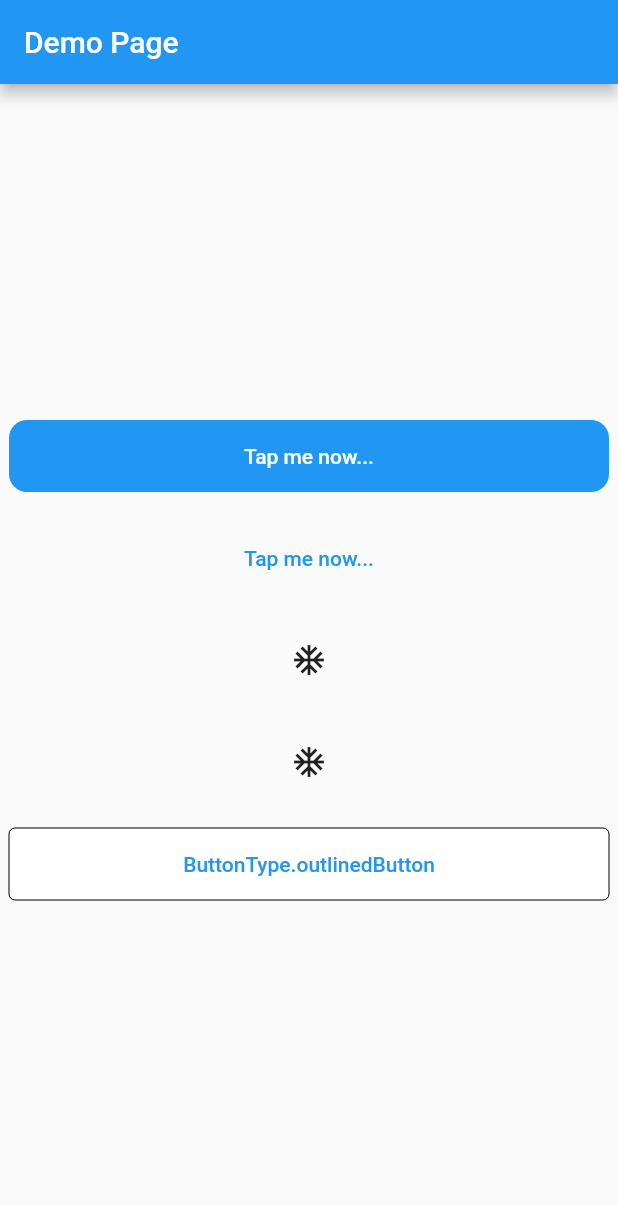
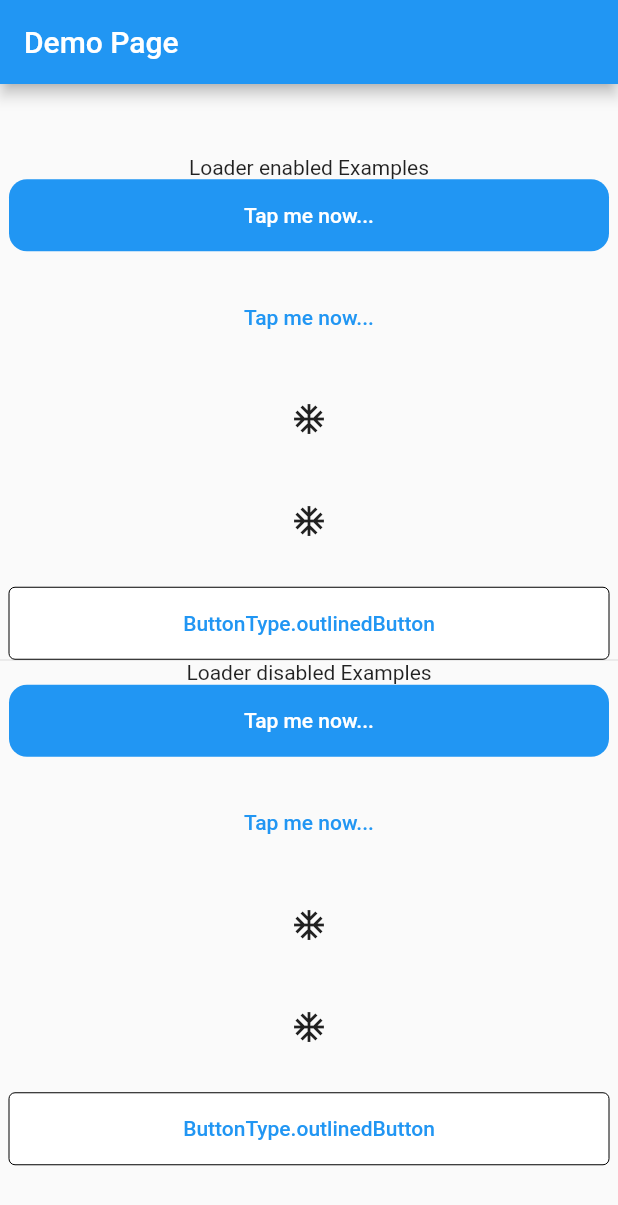
Before and after one commit to ekoRemDev/single_tapable_button, a Flutter app: the screen it shows after launch, on a phone screen of 412 x 824 dp. Shown: the top 1205 px of the screen. Run offline on Flutter 3.47's test engine with Material 2 defaults, Android fonts, the phone set to English and light mode, and no system bars.

Commit message:
loader can be enabled/disabled

```diff
--- a/example/lib/main.dart
+++ b/example/lib/main.dart
@@ -43,6 +43,7 @@ class _MyHomePageState extends State<MyHomePage> {
       body: Column(
         mainAxisAlignment: MainAxisAlignment.center,
         children: [
+          const Text('Loader enabled Examples'),
           Center(
             child: SingleTapableButton(
               buttonType: ButtonType.elevatedButton,
@@ -164,6 +165,135 @@ class _MyHomePageState extends State<MyHomePage> {
               },
             ),
           ),
+
+          const Divider(height: 1,),
+          const Text('Loader disabled Examples'),
+          Center(
+            child: SingleTapableButton(
+              buttonType: ButtonType.elevatedButton,
+              width: 400,
+              isLoaderEnabled: false,
+              child: const Text('Tap me now...'),
+              onPressed: (StreamSink<bool> canBePressed) async {
+                // Do whatever has to be done
+
+                if (kDebugMode) {
+                  print('Button is pressed');
+                }
+
+                // we are doing api call and it takes time
+
+                // Make button tappable again
+                Future.delayed(
+                  const Duration(milliseconds: 2000),
+                      () => canBePressed.add(true),
+                );
+                // canBePressed.add(true);
+              },
+            ),
+          ),
+          const SizedBox(height: 20),
+          Center(
+            child: SingleTapableButton(
+              buttonType: ButtonType.textButton,
+              width: 400,
+              isLoaderEnabled: false,
+              child: const Text('Tap me now...'),
+              onPressed: (StreamSink<bool> canBePressed) async {
+                // Do whatever has to be done
+
+                if (kDebugMode) {
+                  print('Button is pressed');
+                }
+
+                // we are doing api call and it takes time
+
+                // Make button tappable again
+                Future.delayed(
+                  const Duration(milliseconds: 2000),
+                      () => canBePressed.add(true),
+                );
+                // canBePressed.add(true);
+              },
+            ),
+          ),
+          const SizedBox(height: 20),
+          Center(
+            child: SingleTapableButton(
+              buttonType: ButtonType.iconButton,
+              width: 40,
+              isLoaderEnabled: false,
+              icon: const Icon(Icons.ac_unit),
+              onPressed: (StreamSink<bool> canBePressed) async {
+                // Do whatever has to be done
+
+                if (kDebugMode) {
+                  print('Button is pressed');
+                }
+
+                // we are doing api call and it takes time
+
+                // Make button tappable again
+                Future.delayed(
+                  const Duration(milliseconds: 2000),
+                      () => canBePressed.add(true),
+                );
+                // canBePressed.add(true);
+              },
+            ),
+          ),
+          const SizedBox(height: 20),
+          Center(
+            child: SingleTapableButton(
+              buttonType: ButtonType.listItem,
+              width: 40,
+              isLoaderEnabled: false,
+              child: const Icon(Icons.ac_unit),
+              onPressed: (StreamSink<bool> canBePressed) async {
+                // Do whatever has to be done
+
+                if (kDebugMode) {
+                  print('Button is pressed');
+                }
+
+                // we are doing api call and it takes time
+
+                // Make button tappable again
+                Future.delayed(
+                  const Duration(milliseconds: 2000),
+                      () => canBePressed.add(true),
+                );
+                // canBePressed.add(true);
+              },
+            ),
+          ),
+          const SizedBox(height: 20),
+          Center(
+            child: SingleTapableButton(
+              buttonType: ButtonType.outlinedButton,
+              width: 400,
+              backgroundColor: Colors.white,
+              borderColor: Colors.black,
+              isLoaderEnabled: false,
+              child: const Text('ButtonType.outlinedButton'),
+              onPressed: (StreamSink<bool> canBePressed) async {
+                // Do whatever has to be done
+
+                if (kDebugMode) {
+                  print('Button is pressed');
+                }
+
+                // we are doing api call and it takes time
+
+                // Make button tappable again
+                Future.delayed(
+                  const Duration(milliseconds: 2000),
+                      () => canBePressed.add(true),
+                );
+                // canBePressed.add(true);
+              },
+            ),
+          ),
         ],
       ),
     );
--- a/lib/single_tapable_buttons.dart
+++ b/lib/single_tapable_buttons.dart
@@ -26,6 +26,7 @@ class SingleTapableButton extends StatefulWidget {
   final double? width;
   final double? borderRadius;
   final ButtonType buttonType;
+  final bool isLoaderEnabled;
 
   const SingleTapableButton({
     required this.onPressed,
@@ -38,6 +39,7 @@ class SingleTapableButton extends StatefulWidget {
     this.width = double.infinity,
     this.borderRadius = 12,
     this.buttonType = ButtonType.elevatedButton,
+    this.isLoaderEnabled = true,
   });
 
   @override
@@ -117,11 +119,11 @@ class _SingleTapableButtonState extends State<SingleTapableButton> {
                     : null,
                 child: canBePressed
                     ? widget.child
-                    : const Center(
+                    : widget.isLoaderEnabled ? const Center(
                         child: CircularProgressIndicator(
                           strokeWidth: 1,
                         ),
-                      ),
+                      ) : const SizedBox(),
               );
             } else if (widget.buttonType == ButtonType.textButton) {
               return TextButton(
@@ -133,11 +135,11 @@ class _SingleTapableButtonState extends State<SingleTapableButton> {
                     : null,
                 child: canBePressed
                     ? widget.child ?? const SizedBox()
-                    : const Center(
+                    : widget.isLoaderEnabled ? const Center(
                         child: CircularProgressIndicator(
                           strokeWidth: 1,
                         ),
-                      ),
+                      ) : const SizedBox(),
               );
             } else if (widget.buttonType == ButtonType.iconButton) {
               return IconButton(
@@ -162,11 +164,11 @@ class _SingleTapableButtonState extends State<SingleTapableButton> {
                     : null,
                 child: canBePressed
                     ? widget.child ?? const SizedBox()
-                    : const Center(
+                    : widget.isLoaderEnabled ? const Center(
                         child: CircularProgressIndicator(
                           strokeWidth: 1,
                         ),
-                      ),
+                      ) : const SizedBox(),
               );
             } else if (widget.buttonType == ButtonType.outlinedButton) {
               return OutlinedButton(
@@ -183,11 +185,11 @@ class _SingleTapableButtonState extends State<SingleTapableButton> {
                     : null,
                 child: canBePressed
                     ? widget.child ?? const SizedBox()
-                    : const Center(
+                    : widget.isLoaderEnabled ? const Center(
                         child: CircularProgressIndicator(
                           strokeWidth: 1,
                         ),
-                      ),
+                      ) : const SizedBox(),
               );
             } else {
               return const SizedBox();
--- a/pubspec.yaml
+++ b/pubspec.yaml
@@ -1,6 +1,6 @@
 name: single_tapable_buttons
 description: With this customizable button, you can control your button capability and styling
-version: 0.0.9
+version: 0.0.10
 homepage: https://github.com/ekoRemDev/single_tapable_button
 
 environment:
```
Also changed, not shown: 1 other file.
